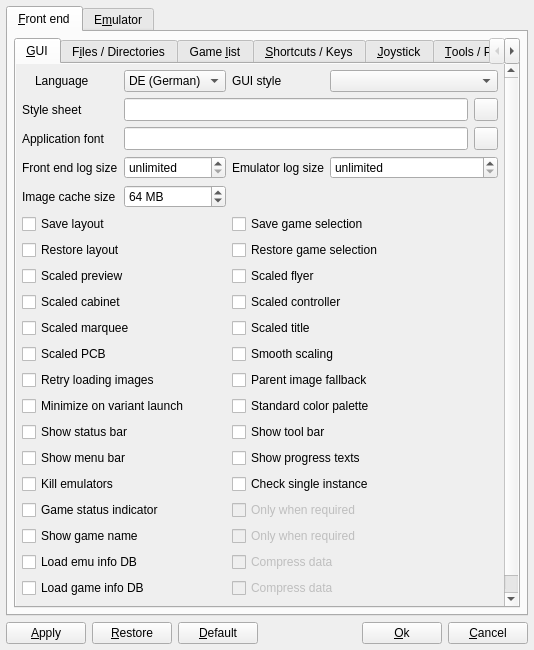
Before: the Qt Designer form options.ui in qmc2/qmc2-mame-fe, drawn with Qt 5.
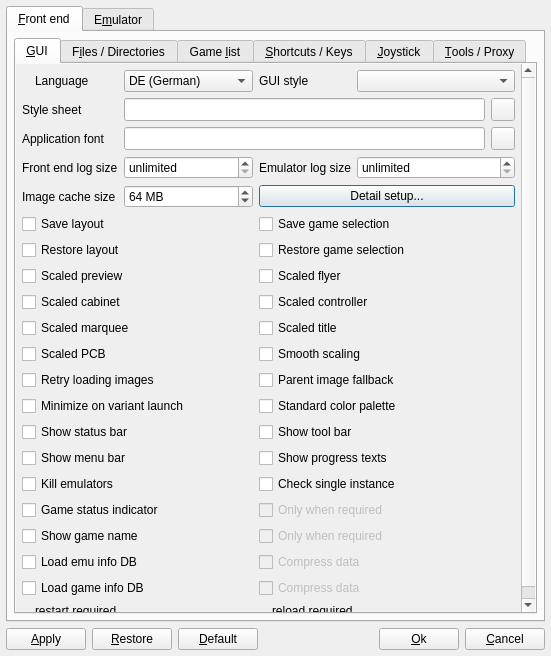
After: the same form once the commit is applied. Icons and pictures are not drawn.

Commit message: fix: adjusted some texts for MESS targets new: provide button to open detail setup dialog from main GUI settings

```diff
--- a/options.ui
+++ b/options.ui
@@ -7,8 +7,8 @@
    <rect>
     <x>0</x>
     <y>0</y>
-    <width>534</width>
-    <height>650</height>
+    <width>551</width>
+    <height>656</height>
    </rect>
   </property>
   <property name="windowTitle">
@@ -57,8 +57,8 @@
                <rect>
                 <x>0</x>
                 <y>0</y>
-                <width>490</width>
-                <height>525</height>
+                <width>507</width>
+                <height>531</height>
                </rect>
               </property>
               <layout class="QGridLayout" name="gridLayout_21">
@@ -742,17 +742,14 @@
                   </widget>
                  </item>
                  <item row="4" column="3" colspan="4">
-                  <spacer name="horizontalSpacer">
-                   <property name="orientation">
-                    <enum>Qt::Horizontal</enum>
+                  <widget class="QPushButton" name="pushButtonDetailSetup">
+                   <property name="toolTip">
+                    <string>Open the detail setup dialog</string>
                    </property>
-                   <property name="sizeHint" stdset="0">
-                    <size>
-                     <width>275</width>
-                     <height>18</height>
-                    </size>
+                   <property name="text">
+                    <string>Detail setup...</string>
                    </property>
-                  </spacer>
+                  </widget>
                  </item>
                 </layout>
                </item>
```
Left out of the diff: 21 changed lines with no effect on the pictures. The commit also changes 10 other files.
